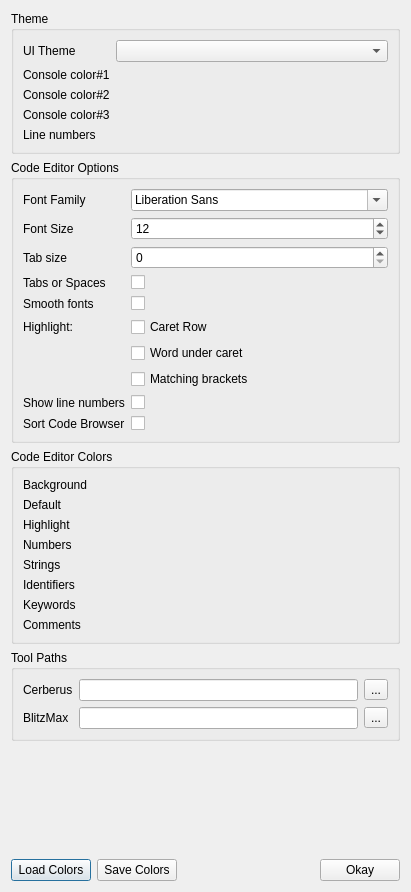
Before: the Qt Designer form src/ted/prefsdialog.ui in PhilMoe/cerberus, drawn with Qt 5.
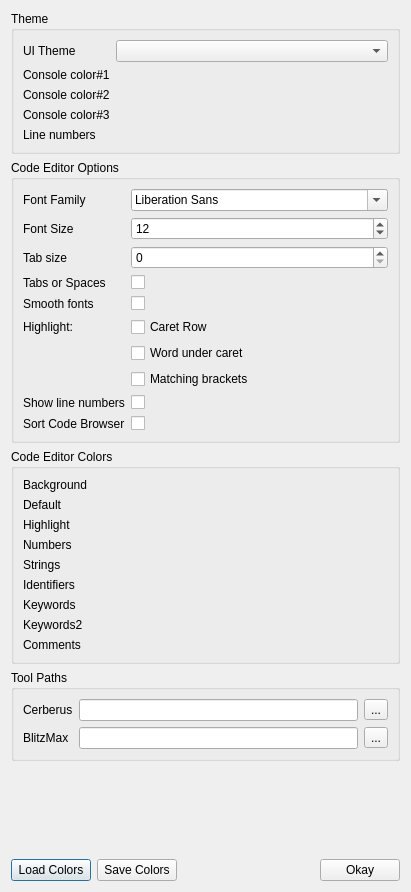
After: the same form once the commit is applied. Custom widgets are drawn as their Qt base class.

```diff
--- a/src/ted/prefsdialog.ui
+++ b/src/ted/prefsdialog.ui
@@ -327,13 +327,27 @@
          <widget class="ColorSwatch" name="keywordsColorWidget" native="true"/>
         </item>
         <item row="7" column="0">
+         <widget class="QLabel" name="keywords2ColorLabel">
+          <property name="text">
+           <string>Keywords2</string>
+          </property>
+         </widget>
+        </item>
+        <item row="7" column="1">
+         <widget class="ColorSwatch" name="keywords2ColorWidget" native="true">
+          <property name="toolTip">
+           <string>Color of the API</string>
+          </property>
+         </widget>
+        </item>
+        <item row="8" column="0">
          <widget class="QLabel" name="commentsColorLabel">
           <property name="text">
            <string>Comments</string>
           </property>
          </widget>
         </item>
-        <item row="7" column="1">
+        <item row="8" column="1">
          <widget class="ColorSwatch" name="commentsColorWidget" native="true"/>
         </item>
         <item row="5" column="0">
```
Left out of the diff: 58 changed lines with no effect on the pictures.
